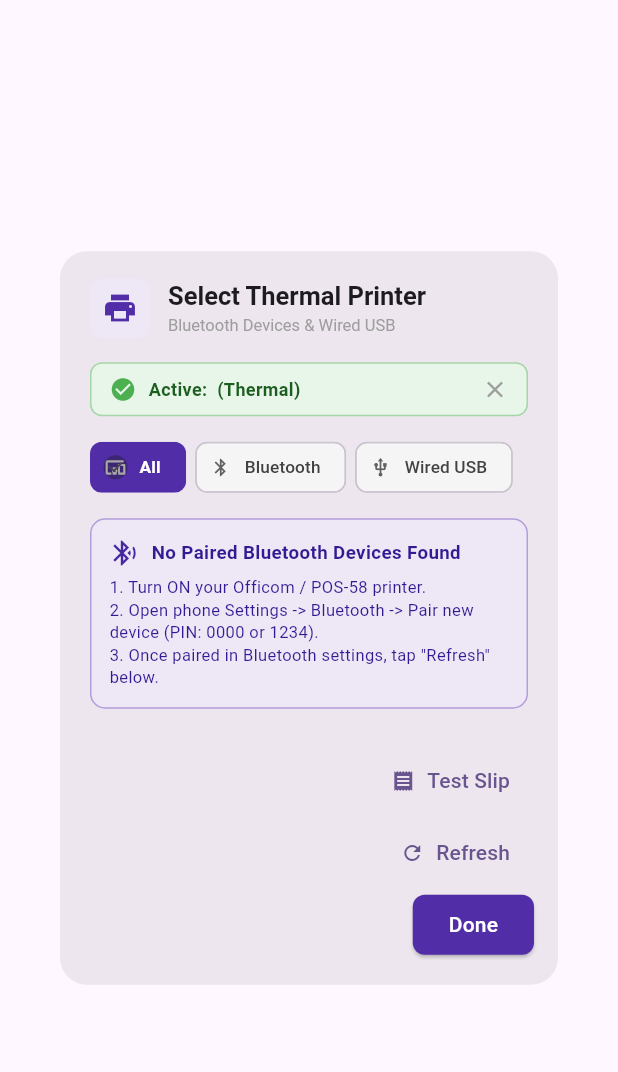
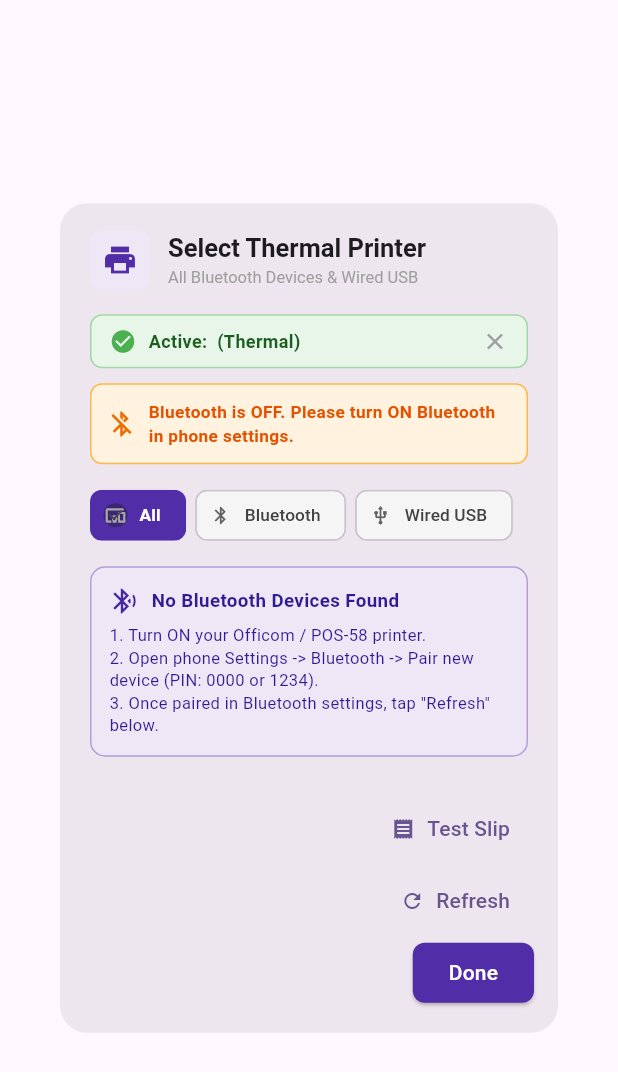
Before and after one commit to ekingthegreat/barcode, a Flutter app: the PrinterSelectionDialog widget shown alone on an empty page, opened directly, on a phone screen of 412 x 824 dp. Shown: the top 1072 px of the screen. Run offline on Flutter 3.47's test engine with Material 3 defaults, Android fonts, the phone set to English and light mode, and no system bars; our stand-ins replace printing, shared_preferences; missing offline and left inert: esc_pos_utils_plus, mobile_scanner, print_bluetooth_thermal; accounts and stored records are empty; network calls fail.

Commit message:
fix: non-blocking fast Bluetooth device scan with timeouts

```diff
--- a/lib/services/receipt_service.dart
+++ b/lib/services/receipt_service.dart
@@ -1,6 +1,7 @@
 // lib/services/receipt_service.dart
 // ignore_for_file: use_build_context_synchronously
 
+import 'dart:async';
 import 'dart:io';
 import 'package:esc_pos_utils_plus/esc_pos_utils_plus.dart';
 import 'package:flutter/material.dart';
@@ -31,22 +32,46 @@ class ReceiptService {
   static const String _prefPrinterAddress = 'selected_printer_address';
   static const String _prefPrinterType = 'selected_printer_type';
 
-  /// Scans and returns all available printers:
-  /// - Paired Bluetooth thermal printers (Officom, POS-58, MTP-2, etc.)
+  /// Checks if Bluetooth is turned ON on the device
+  static Future<bool> isBluetoothEnabled() async {
+    try {
+      if (Platform.isWindows) return true;
+      return await PrintBluetoothThermal.bluetoothEnabled
+          .timeout(const Duration(milliseconds: 1500), onTimeout: () => true);
+    } catch (_) {
+      return true;
+    }
+  }
+
+  /// Checks if Bluetooth runtime permission is granted on Android
+  static Future<bool> isBluetoothPermissionGranted() async {
+    try {
+      if (Platform.isWindows) return true;
+      return await PrintBluetoothThermal.isPermissionBluetoothGranted
+          .timeout(const Duration(milliseconds: 1500), onTimeout: () => true);
+    } catch (_) {
+      return true;
+    }
+  }
+
+  /// Scans and returns all available printers without hanging:
+  /// - Paired / Available Bluetooth devices (Officom, POS-58, MTP-2, etc.)
   /// - Wired USB / System printers
   static Future<List<DiscoveredPrinter>> getAllPrinters() async {
     final List<DiscoveredPrinter> results = [];
     final Set<String> seenNames = {};
 
-    // 1. Scan Paired Bluetooth Devices directly via Bluetooth adapter
+    // 1. Scan Paired Bluetooth Devices directly from Android Bluetooth Adapter
     try {
-      final List<BluetoothInfo> btList = await PrintBluetoothThermal.pairedBluetooths;
+      final List<BluetoothInfo> btList = await PrintBluetoothThermal.pairedBluetooths
+          .timeout(const Duration(milliseconds: 2500), onTimeout: () => []);
       for (var bt in btList) {
-        if (bt.name.isNotEmpty && !seenNames.contains(bt.name)) {
-          seenNames.add(bt.name);
+        final displayName = bt.name.trim().isNotEmpty ? bt.name.trim() : 'Bluetooth Device (${bt.macAdress})';
+        if (!seenNames.contains(displayName)) {
+          seenNames.add(displayName);
           results.add(
             DiscoveredPrinter(
-              name: bt.name,
+              name: displayName,
               address: bt.macAdress,
               connectionType: 'Bluetooth',
               isBluetooth: true,
@@ -58,14 +83,16 @@ class ReceiptService {
 
     // 2. Scan USB / Wired / System Printers
     try {
-      final list = await Printing.listPrinters();
+      final list = await Printing.listPrinters()
+          .timeout(const Duration(milliseconds: 2000), onTimeout: () => []);
       for (var p in list) {
-        if (p.name.isNotEmpty && !seenNames.contains(p.name)) {
-          seenNames.add(p.name);
+        final displayName = p.name.trim();
+        if (displayName.isNotEmpty && !seenNames.contains(displayName)) {
+          seenNames.add(displayName);
           final type = detectConnectionType(p);
           results.add(
             DiscoveredPrinter(
-              name: p.name,
+              name: displayName,
               address: p.url,
               connectionType: type,
               isBluetooth: type == 'Bluetooth',
@@ -352,16 +379,20 @@ class ReceiptService {
 
       // 1. Bluetooth Thermal Printing (Officom, POS-58, MTP-2)
       if (printer.isBluetooth && printer.address.isNotEmpty) {
-        final isConnected = await PrintBluetoothThermal.connectionStatus;
+        final isConnected = await PrintBluetoothThermal.connectionStatus
+            .timeout(const Duration(milliseconds: 1500), onTimeout: () => false);
+
         if (!isConnected) {
-          final connected = await PrintBluetoothThermal.connect(macPrinterAddress: printer.address);
+          final connected = await PrintBluetoothThermal.connect(macPrinterAddress: printer.address)
+              .timeout(const Duration(seconds: 5), onTimeout: () => false);
           if (!connected) {
-            throw Exception('Could not connect to ${printer.name}. Make sure printer is powered ON.');
+            throw Exception('Could not connect to ${printer.name}. Please ensure the printer is turned ON and in Bluetooth range.');
           }
         }
 
         final bytes = await generateEscPosBytes(orderData);
-        final result = await PrintBluetoothThermal.writeBytes(bytes);
+        final result = await PrintBluetoothThermal.writeBytes(bytes)
+            .timeout(const Duration(seconds: 5), onTimeout: () => false);
         return result;
       }
 
--- a/lib/widgets/printer_dialog.dart
+++ b/lib/widgets/printer_dialog.dart
@@ -50,6 +50,7 @@ class _ReceiptPrintModalState extends State<ReceiptPrintModal> {
       _isLoadingPrinter = true;
     });
 
+    try {
       final savedName = await ReceiptService.getSavedPrinterName();
       final savedType = await ReceiptService.getSavedPrinterType();
       final printer = await ReceiptService.getSavedPrinter();
@@ -61,6 +62,13 @@ class _ReceiptPrintModalState extends State<ReceiptPrintModal> {
           _selectedPrinter = printer;
           _isLoadingPrinter = false;
         });
+      }
+    } catch (_) {
+      if (mounted) {
+        setState(() {
+          _isLoadingPrinter = false;
+        });
+      }
     }
   }
 
@@ -209,7 +217,7 @@ class _ReceiptPrintModalState extends State<ReceiptPrintModal> {
                                 ),
                               ),
                               Text(
-                                'Supports Bluetooth & Wired USB (58mm)',
+                                'Bluetooth & Wired USB Support (58mm)',
                                 style: TextStyle(fontSize: 11.5, color: Colors.grey),
                               ),
                             ],
@@ -297,7 +305,7 @@ class _ReceiptPrintModalState extends State<ReceiptPrintModal> {
                                 ? 'Checking saved printer...'
                                 : activeName != null
                                     ? 'Ready for 58mm printing'
-                                    : 'Tap Select to connect Bluetooth / USB Cable',
+                                    : 'Tap Select to choose Bluetooth / USB printer',
                             style: TextStyle(
                               fontSize: 11,
                               color: Colors.grey.shade600,
@@ -426,6 +434,7 @@ class PrinterSelectionDialog extends StatefulWidget {
 class _PrinterSelectionDialogState extends State<PrinterSelectionDialog> {
   List<DiscoveredPrinter> _allPrinters = [];
   bool _isLoading = true;
+  bool _isBluetoothOn = true;
   String? _savedPrinterName;
   String? _savedPrinterType;
   DiscoveredPrinter? _selectedPrinter;
@@ -443,6 +452,7 @@ class _PrinterSelectionDialogState extends State<PrinterSelectionDialog> {
     });
 
     try {
+      final isBtOn = await ReceiptService.isBluetoothEnabled();
       final savedName = await ReceiptService.getSavedPrinterName();
       final savedType = await ReceiptService.getSavedPrinterType();
       final list = await ReceiptService.getAllPrinters();
@@ -460,6 +470,7 @@ class _PrinterSelectionDialogState extends State<PrinterSelectionDialog> {
 
       if (mounted) {
         setState(() {
+          _isBluetoothOn = isBtOn;
           _allPrinters = list;
           _savedPrinterName = savedName;
           _savedPrinterType = savedType;
@@ -510,7 +521,7 @@ class _PrinterSelectionDialogState extends State<PrinterSelectionDialog> {
                 size: 18,
               ),
               const SizedBox(width: 8),
-              Text('✓ Default printer: ${printer.name} (${printer.connectionType})'),
+              Text('✓ Selected: ${printer.name} (${printer.connectionType})'),
             ],
           ),
           backgroundColor: Colors.green,
@@ -588,7 +599,7 @@ class _PrinterSelectionDialogState extends State<PrinterSelectionDialog> {
                   style: TextStyle(fontSize: 17, fontWeight: FontWeight.bold),
                 ),
                 Text(
-                  'Bluetooth Devices & Wired USB',
+                  'All Bluetooth Devices & Wired USB',
                   style: TextStyle(fontSize: 11, color: Colors.grey),
                 ),
               ],
@@ -643,6 +654,34 @@ class _PrinterSelectionDialogState extends State<PrinterSelectionDialog> {
                 ),
               ),
 
+            // Bluetooth OFF Warning
+            if (!_isBluetoothOn)
+              Container(
+                margin: const EdgeInsets.only(bottom: 10),
+                padding: const EdgeInsets.all(10),
+                decoration: BoxDecoration(
+                  color: Colors.orange.shade50,
+                  borderRadius: BorderRadius.circular(8),
+                  border: Border.all(color: Colors.orange.shade300),
+                ),
+                child: Row(
+                  children: [
+                    Icon(Icons.bluetooth_disabled, color: Colors.orange.shade800, size: 20),
+                    const SizedBox(width: 8),
+                    Expanded(
+                      child: Text(
+                        'Bluetooth is OFF. Please turn ON Bluetooth in phone settings.',
+                        style: TextStyle(
+                          fontSize: 11.5,
+                          fontWeight: FontWeight.w600,
+                          color: Colors.orange.shade900,
+                        ),
+                      ),
+                    ),
+                  ],
+                ),
+              ),
+
             // Connection Filter Tabs
             SingleChildScrollView(
               scrollDirection: Axis.horizontal,
@@ -668,7 +707,7 @@ class _PrinterSelectionDialogState extends State<PrinterSelectionDialog> {
                     children: [
                       CircularProgressIndicator(),
                       SizedBox(height: 10),
-                      Text('Scanning paired Bluetooth & USB devices...', style: TextStyle(fontSize: 12.5)),
+                      Text('Scanning Bluetooth & USB devices...', style: TextStyle(fontSize: 12.5)),
                     ],
                   ),
                 ),
@@ -689,7 +728,7 @@ class _PrinterSelectionDialogState extends State<PrinterSelectionDialog> {
                         Icon(Icons.bluetooth_searching, color: Colors.deepPurple.shade800, size: 20),
                         const SizedBox(width: 8),
                         Text(
-                          'No Paired Bluetooth Devices Found',
+                          'No Bluetooth Devices Found',
                           style: TextStyle(
                             fontWeight: FontWeight.bold,
                             fontSize: 12.5,
```
Lines whose indentation alone changed are shown as unchanged.
